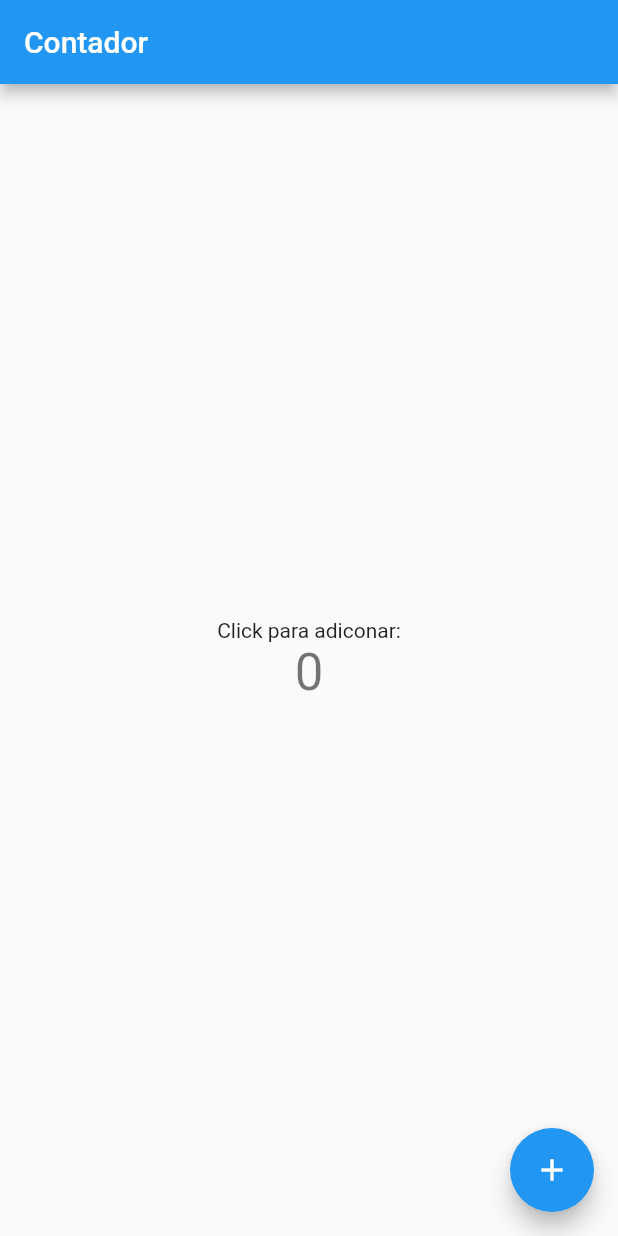
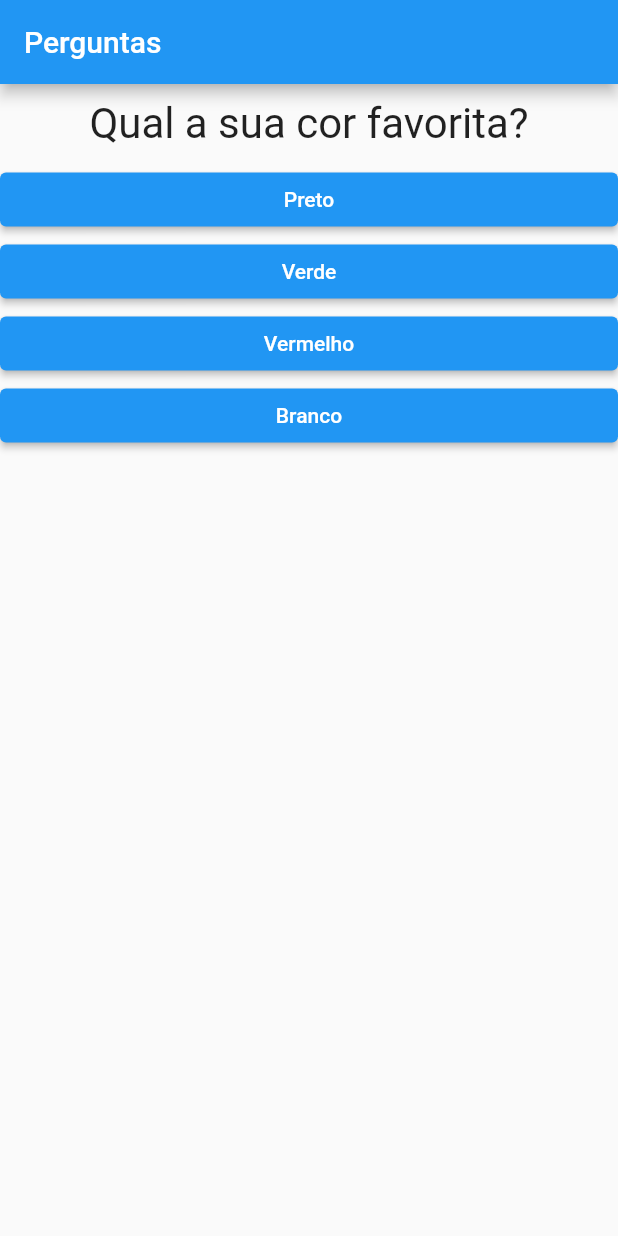
Before and after one commit to diogodoi/learning-flutter, a Flutter app: the screen it shows after launch, on a phone screen of 412 x 824 dp. Run offline on Flutter 3.47's test engine with Material 2 defaults, Android fonts, the phone set to English and light mode, and no system bars.

Commit message:
Adicionado questionário, resultado, questao e resposta

```diff
--- a/Projeto Quiz/projeto_perguntas/lib/main.dart
+++ b/Projeto Quiz/projeto_perguntas/lib/main.dart
@@ -1,113 +1,114 @@
 import 'package:flutter/material.dart';
 
-void main() {
-  runApp(MyApp());
+import './resultado.dart';
+import './questionario.dart';
+
+main() {
+  runApp(new PerguntaApp());
 }
+// widget StatelessWidget
+// class PerguntaApp extends StatelessWidget {
+//   void responder() {
+//     print('Pergunta respondida');
+//   }
 
-class MyApp extends StatelessWidget {
-  // This widget is the root of your application.
+//   @override
+//   Widget build(BuildContext context) {
+//     final perguntas = [
+//       'Qual a sua cor favorita?',
+//       'Qual seu animal favorito?',
+//     ];
+
+//     return MaterialApp(
+//       home: Scaffold(
+//         appBar: AppBar(
+//           title: Text('Perguntas'),
+//         ),
+//         body: Column(
+//           children: [
+//             Text(perguntas[0]),
+//             ElevatedButton(onPressed: responder, child: Text('Resposta 1')),
+//             ElevatedButton(onPressed: responder, child: Text('Resposta 2')),
+//             ElevatedButton(onPressed: responder, child: Text('Resposta 3')),
+//             // outras formas de invocar uma função
+//             // ElevatedButton(
+//             //     onPressed: () {
+//             //       print('Resposta 2 respondida');
+//             //     },
+//             //     child: Text('Resposta 2')),
+//             // ElevatedButton(
+//             //     onPressed: () => print('Resposta 3 respondida'),
+//             //     child: Text('Resposta 3')),
+//           ],
+//         ),
+//       ),
+//     );
+//   }
+// }
+
+// StatefulWidget
+
+class _PerguntaAppState extends State<PerguntaApp> {
+  // ao adiconar o _ na frente o componente se torna privado e só pode ser acessado no mesmo arquivo
+  var _perguntaselecionada = 0;
+
+  void _responder() {
+    setState(() {
+      _perguntaselecionada++;
+    });
+  }
+
+  bool get temPerguntaSelecionada {
+    return _perguntaselecionada < _perguntas.length;
+  }
+
+  final _perguntas = const [
+    {
+      'texto': 'Qual a sua cor favorita?',
+      'respostas': ['Preto', 'Verde', 'Vermelho', 'Branco'],
+    },
+    {
+      'texto': 'Qual seu animal favorito?',
+      'respostas': ['Coelho', 'Cobra', 'Elefante', 'Leão'],
+    },
+    {
+      'texto': 'Qual seu esporte favorito?',
+      'respostas': ['Skate', 'Bicicleta', 'Futebol', 'Surfe'],
+    },
+  ];
+
   @override
   Widget build(BuildContext context) {
+    // List<Widget> respostas = [];
+    // Forma imperativa
+    // for (var textResp in perguntas[_perguntaselecionada]['respostas']) {
+    //   respostas.add(Respostas(textResp, _responder));
+    // }
+    // Forma declarativa usando map
+    // List<String> respostas = temPerguntaSelecionada
+    //     ? _perguntas[_perguntaselecionada]['respostas']
+    //     : null;
+    //  respostas.map((t) => Respostas(t, _responder)).toList();
+    // Joguei para o questionario.dart
+
     return MaterialApp(
-      title: 'Flutter Demo',
-      theme: ThemeData(
-        // This is the theme of your application.
-        //
-        // Try running your application with "flutter run". You'll see the
-        // application has a blue toolbar. Then, without quitting the app, try
-        // changing the primarySwatch below to Colors.green and then invoke
-        // "hot reload" (press "r" in the console where you ran "flutter run",
-        // or simply save your changes to "hot reload" in a Flutter IDE).
-        // Notice that the counter didn't reset back to zero; the application
-        // is not restarted.
-        primarySwatch: Colors.blue,
+      home: Scaffold(
+        appBar: AppBar(
+          title: Text('Perguntas'),
+        ),
+        body: temPerguntaSelecionada
+            ? Questionario(
+                perguntas: _perguntas,
+                perguntaSelecionada: _perguntaselecionada,
+                responder: _responder)
+            : Resultado(),
       ),
-      home: MyHomePage(title: 'Contador'),
     );
   }
 }
 
-class MyHomePage extends StatefulWidget {
-  MyHomePage({Key key, this.title}) : super(key: key);
-
-  // This widget is the home page of your application. It is stateful, meaning
-  // that it has a State object (defined below) that contains fields that affect
-  // how it looks.
-
-  // This class is the configuration for the state. It holds the values (in this
-  // case the title) provided by the parent (in this case the App widget) and
-  // used by the build method of the State. Fields in a Widget subclass are
-  // always marked "final".
-
-  final String title;
-
-  @override
-  _MyHomePageState createState() => _MyHomePageState();
-}
-
-class _MyHomePageState extends State<MyHomePage> {
-  int _counter = 0;
-
-  void _incrementCounter() {
-    setState(() {
-      // This call to setState tells the Flutter framework that something has
-      // changed in this State, which causes it to rerun the build method below
-      // so that the display can reflect the updated values. If we changed
-      // _counter without calling setState(), then the build method would not be
-      // called again, and so nothing would appear to happen.
-      _counter++;
-    });
-  }
-
-  @override
-  Widget build(BuildContext context) {
-    // This method is rerun every time setState is called, for instance as done
-    // by the _incrementCounter method above.
-    //
-    // The Flutter framework has been optimized to make rerunning build methods
-    // fast, so that you can just rebuild anything that needs updating rather
-    // than having to individually change instances of widgets.
-    return Scaffold(
-      appBar: AppBar(
-        // Here we take the value from the MyHomePage object that was created by
-        // the App.build method, and use it to set our appbar title.
-        title: Text(widget.title),
-      ),
-      body: Center(
-        // Center is a layout widget. It takes a single child and positions it
-        // in the middle of the parent.
-        child: Column(
-          // Column is also a layout widget. It takes a list of children and
-          // arranges them vertically. By default, it sizes itself to fit its
-          // children horizontally, and tries to be as tall as its parent.
-          //
-          // Invoke "debug painting" (press "p" in the console, choose the
-          // "Toggle Debug Paint" action from the Flutter Inspector in Android
-          // Studio, or the "Toggle Debug Paint" command in Visual Studio Code)
-          // to see the wireframe for each widget.
-          //
-          // Column has various properties to control how it sizes itself and
-          // how it positions its children. Here we use mainAxisAlignment to
-          // center the children vertically; the main axis here is the vertical
-          // axis because Columns are vertical (the cross axis would be
-          // horizontal).
-          mainAxisAlignment: MainAxisAlignment.center,
-          children: <Widget>[
-            Text(
-              'Click para adiconar:',
-            ),
-            Text(
-              '$_counter',
-              style: Theme.of(context).textTheme.headline4,
-            ),
-          ],
-        ),
-      ),
-      floatingActionButton: FloatingActionButton(
-        onPressed: _incrementCounter,
-        tooltip: 'Increment',
-        child: Icon(Icons.add),
-      ), // This trailing comma makes auto-formatting nicer for build methods.
-    );
+class PerguntaApp extends StatefulWidget {
+  _PerguntaAppState createState() {
+    return _PerguntaAppState();
   }
 }
--- /dev/null
+++ b/Projeto Quiz/projeto_perguntas/lib/question.dart
@@ -0,0 +1,22 @@
+import 'package:flutter/material.dart';
+
+// escreva st e escolha a opção
+class Question extends StatelessWidget {
+  final String texto;
+
+  Question(this.texto);
+
+  @override
+  Widget build(BuildContext context) {
+    return Container(
+      //centraliza o texto observe que esta envolvido por um container
+      width: double.infinity,
+      margin: EdgeInsets.all(10),
+      child: Text(
+        texto,
+        style: TextStyle(fontSize: 28),
+        textAlign: TextAlign.center,
+      ),
+    );
+  }
+}
--- /dev/null
+++ b/Projeto Quiz/projeto_perguntas/lib/questionario.dart
@@ -0,0 +1,32 @@
+import 'package:flutter/material.dart';
+import './question.dart';
+import './resposta.dart';
+
+class Questionario extends StatelessWidget {
+  final List<Map<String, Object>> perguntas;
+  final int perguntaSelecionada;
+  final void Function() responder;
+
+  Questionario({
+    @required this.perguntas,
+    @required this.perguntaSelecionada,
+    @required this.responder,
+  });
+  bool get temPerguntaSelecionada {
+    return perguntaSelecionada < perguntas.length;
+  }
+
+  @override
+  Widget build(BuildContext context) {
+    List<String> respostas = temPerguntaSelecionada
+        ? perguntas[perguntaSelecionada]['respostas']
+        : null;
+    return Column(
+      children: [
+        Question(perguntas[perguntaSelecionada]['texto']),
+        // Os '...' jogam os valores da lista
+        ...respostas.map((t) => Respostas(t, responder)).toList(),
+      ],
+    );
+  }
+}
--- /dev/null
+++ b/Projeto Quiz/projeto_perguntas/lib/resposta.dart
@@ -0,0 +1,33 @@
+import 'package:flutter/material.dart';
+
+class Respostas extends StatelessWidget {
+  final String texto;
+  final void Function() onSelection;
+
+  Respostas(this.texto, this.onSelection);
+
+  @override
+  Widget build(BuildContext context) {
+    return Container(
+      width: double.infinity,
+      child: ElevatedButton(
+        style: ElevatedButton.styleFrom(
+            primary: Colors.blue,
+            onPrimary: Colors.white,
+            // onSurface: Colors.red,
+            shadowColor: Colors.black),
+        onPressed: onSelection,
+        child: Text(texto),
+      ),
+      // outras formas de invocar uma função
+      // ElevatedButton(
+      //     onPressed: () {
+      //       print('Resposta 2 respondida');
+      //     },
+      //     child: Text('Resposta 2')),
+      // ElevatedButton(
+      //     onPressed: () => print('Resposta 3 respondida'),
+      //     child: Text('Resposta 3')),
+    );
+  }
+}
```
Also changed, not shown: Exercicios_dart/exercicio.dart (added, +77 -0 lines), Projeto Quiz/projeto_perguntas/lib/resultado.dart (added, +13 -0 lines), Exercicios_dart/widgtes.dart (added).
